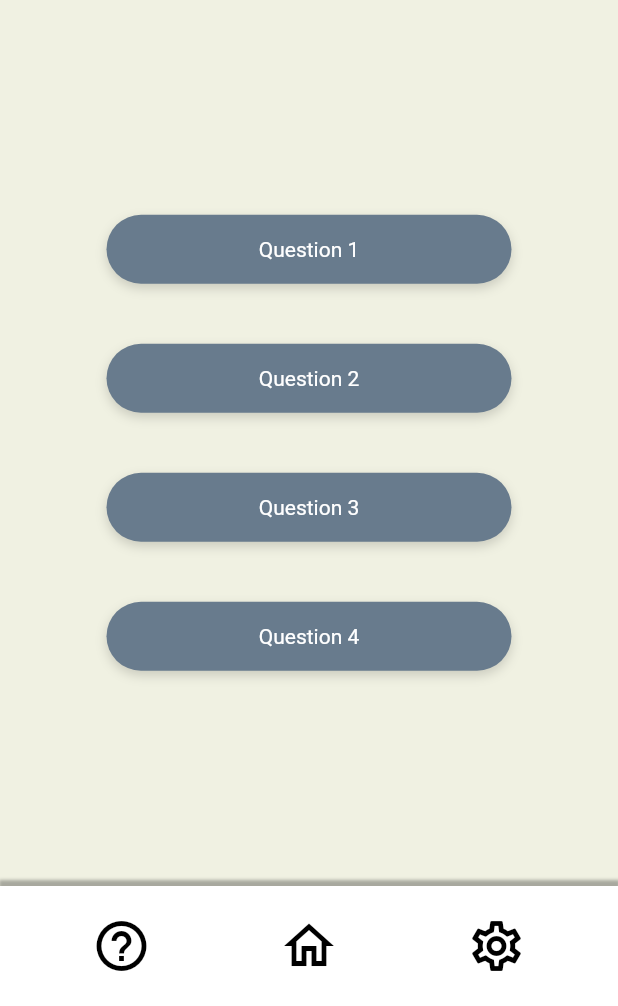
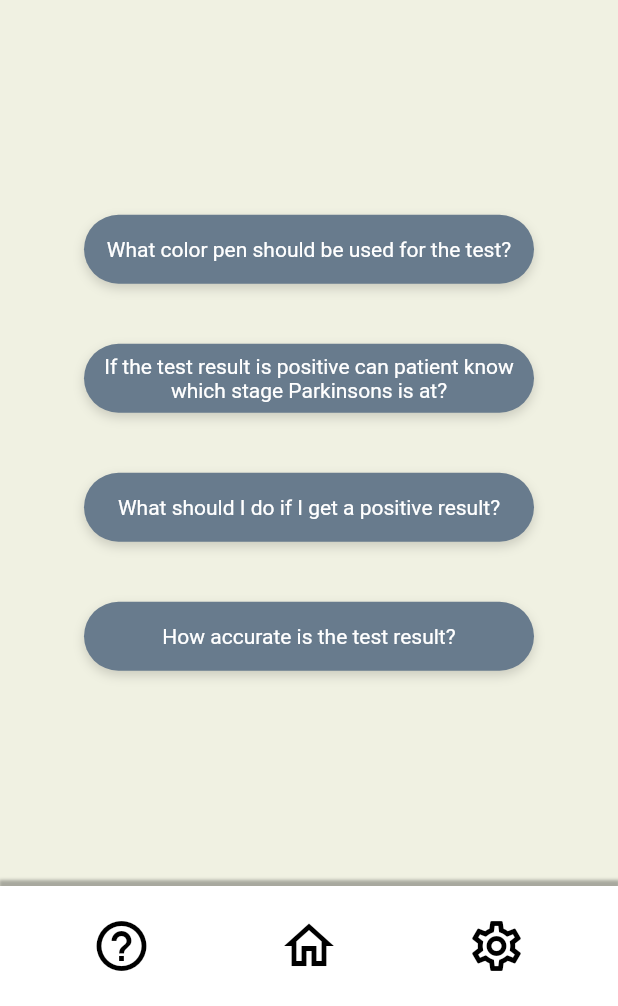
Before and after one commit to RadhikaRanasinghe/Meraki, a Flutter app: the FaqPage screen opened directly, on a phone screen of 412 x 824 dp, the part 230-1236 px from its top. Run offline on Flutter 3.47's test engine with Material 2 defaults, Android fonts, the phone set to English and light mode, and no system bars; our stand-ins replace dio, fluttertoast, image_picker, permission_handler, shared_preferences, showcaseview; missing offline and left inert: dropdownfield, ext_storage; accounts and stored records are empty.

Commit message:
questions and answers added

```diff
--- a/Frontend/detect_pd/lib/views/ui/answer-page.dart
+++ b/Frontend/detect_pd/lib/views/ui/answer-page.dart
@@ -12,17 +12,17 @@ class AnswerPage extends StatelessWidget {
 
     quesNum =ModalRoute.of(context).settings.arguments;
     if(quesNum == 1){
-      question='Question 1';
-      answer='answer for Q1';
+      question='What color pen should be used for the test?';
+      answer='•	The recommendation is to do the test with a blue color pen';
     }else if (quesNum == 2){
-      question='Question 2';
-      answer='answer for Q2';
+      question='If the test result is positive can patient know which stage Parkinsons is at?';
+      answer='•	No. You can only know whether it is positive or negative.';
     }else if (quesNum == 3){
-      question='Question 3';
-      answer='answer for Q3';
+      question='What should I do if I get a positive result?';
+      answer='•	If so, you should consult a Healthcare Professional and start the treatments.';
     }else if (quesNum == 4){
-      question='Question 4';
-      answer='answer for Q4';
+      question='How accurate is the test result?';
+      answer='The results are relatively accurate , but it is always advised to meet with a medical professional ';
     }
 
 
@@ -60,10 +60,10 @@ class answerForeground extends StatelessWidget {
             Container(
               child: Center(
                   child: Text(
-                    question,
+                    question, textAlign: TextAlign.center,
                     style: TextStyle(color: Colors.white),
                   )),//Text,Center
-              width: 270.0,
+              width: 310.0,
               height: 46.0,
               decoration: BoxDecoration(
                 borderRadius: BorderRadius.circular(33.0),
@@ -86,7 +86,7 @@ class answerForeground extends StatelessWidget {
                   style: TextStyle(color: Colors.white),
                 ), // Text
               ),// Padding
-              width: 270.0,
+              width: 290.0,
               height: 369.0,
               decoration: BoxDecoration(
                 borderRadius: BorderRadius.circular(33.0),
@@ -103,7 +103,7 @@ class answerForeground extends StatelessWidget {
           ],
         ),//Column
       ),//Center
-      width: 314.0,
+      width: 340.0,
       height: 541.0,
       decoration: BoxDecoration(
         borderRadius: BorderRadius.circular(20.0),
--- a/Frontend/detect_pd/lib/views/ui/faq-page.dart
+++ b/Frontend/detect_pd/lib/views/ui/faq-page.dart
@@ -58,22 +58,22 @@ class FaqForground extends StatelessWidget {
             child: Column(
                 mainAxisAlignment: MainAxisAlignment.center,
                 children: <Widget>[
-          GreyButtons(buttonText: 'Question 1',function:() {
+          GreyButtons(buttonText: 'What color pen should be used for the test?',function:() {
             Navigator.pushNamed(
                 context,'/answers-page',arguments:1 );
           }),
           SizedBox(height: spacing),
-          GreyButtons(buttonText: 'Question 2',function:() {
+          GreyButtons(buttonText: 'If the test result is positive can patient know which stage Parkinsons is at?',function:() {
             Navigator.pushNamed(
                 context,'/answers-page',arguments:2 );
           }),
           SizedBox(height: spacing),
-          GreyButtons(buttonText: 'Question 3',function:() {
+          GreyButtons(buttonText: 'What should I do if I get a positive result?',function:() {
             Navigator.pushNamed(
                 context,'/answers-page',arguments:3 );
           }),
           SizedBox(height: spacing),
-          GreyButtons(buttonText: 'Question 4',function:() {
+          GreyButtons(buttonText: 'How accurate is the test result?',function:() {
             Navigator.pushNamed(
                 context,'/answers-page',arguments:4 );
           })
@@ -98,7 +98,7 @@ class GreyButtons extends StatelessWidget {
         child: InkWell(
             onTap: function,
             child: Container(
-              child: new Text(buttonText,
+              child: new Text(buttonText, textAlign: TextAlign.center,
                   style: TextStyle(
                     color: Colors.white,
                   ) //TextStyle
@@ -106,7 +106,7 @@ class GreyButtons extends StatelessWidget {
             ) //Container
             ), //Inkwell
       ), //Center
-      width: 270.0,
+      width: 300.0,
       height: 46.0,
       decoration: BoxDecoration(
         borderRadius: BorderRadius.circular(33.0),
```
